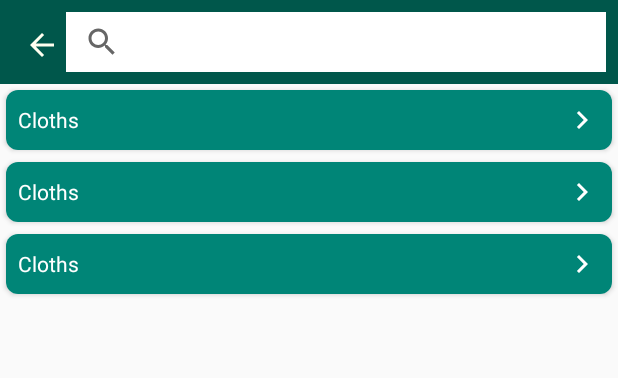
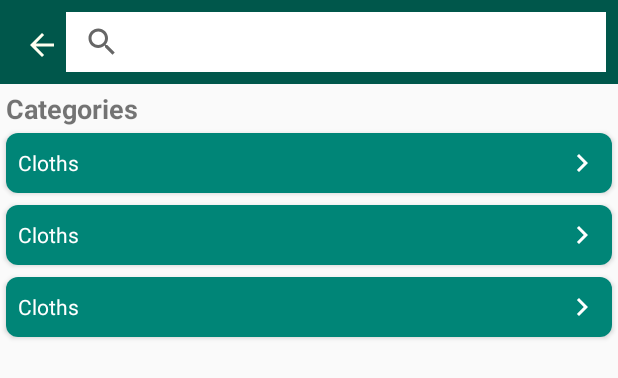
Before and after one commit to zarksalman/Textilemarkeet, an Android app: the layout activity_parent_categories_list.xml on its own in the app's theme, with its tools: preview values and no code run, on a phone screen of 412 x 824 dp. Shown: the top 378 px of the screen. Run offline under Robolectric (Android 15) with nearby library versions, the phone set to English and light mode, and no system bars.

Commit message:
hand over to bilal wikth UI changes

```diff
--- a/app/src/main/java/com/textile/markeet/helpers/AppUtils.kt
+++ b/app/src/main/java/com/textile/markeet/helpers/AppUtils.kt
@@ -1,7 +1,6 @@
 package com.textile.markeet.helpers
 
-import android.widget.Toast
+object AppUtils {
 
-object AppUtils {
-    var mToast: Toast? = null
+
 }
--- a/app/src/main/java/com/textile/markeet/views/activities/MainActivity.kt
+++ b/app/src/main/java/com/textile/markeet/views/activities/MainActivity.kt
@@ -36,6 +36,8 @@ class MainActivity : BaseActivity() {
 
     override fun onCreate(savedInstanceState: Bundle?) {
         super.onCreate(savedInstanceState)
+
+//        setLayout(R.layout.activity_main)
         setContentView(R.layout.activity_main)
         val navView: BottomNavigationView = findViewById(R.id.nav_view)
 
--- a/app/src/main/java/com/textile/markeet/views/activities/ParentCategoriesListActivity.kt
+++ b/app/src/main/java/com/textile/markeet/views/activities/ParentCategoriesListActivity.kt
@@ -47,7 +47,7 @@ class ParentCategoriesListActivity : BaseActivity() {
 
     private fun initUi() {
         sv_ads.queryHint = "Search Everything"
-
+        showProgressBar()
     }
 
     private fun initListeners() {
@@ -78,6 +78,7 @@ class ParentCategoriesListActivity : BaseActivity() {
                     }
                     Log.d(TAG, categoryDataContainer.message)
                 }
+                hideProgressBar()
             })
     }
 
--- a/app/src/main/java/com/textile/markeet/views/activities/SigninActivity.kt
+++ b/app/src/main/java/com/textile/markeet/views/activities/SigninActivity.kt
@@ -66,6 +66,7 @@ class SigninActivity : BaseActivity() {
 
     private fun signinForm() {
 
+        showProgressBar()
         parameters.clear()
         parameters["username"] = userName
         parameters["password"] = userPass
@@ -78,6 +79,8 @@ class SigninActivity : BaseActivity() {
                 Toast.makeText(this@SigninActivity, it.getMessage(), Toast.LENGTH_SHORT).show()
                 Log.d(TAG, it.getMessage())
             }
+
+            hideProgressBar()
         })
     }
 }
--- a/app/src/main/java/com/textile/markeet/views/activities/SignupActivity.kt
+++ b/app/src/main/java/com/textile/markeet/views/activities/SignupActivity.kt
@@ -93,6 +93,7 @@ class SignupActivity : BaseActivity() {
 
     private fun signupForm() {
 
+        showProgressBar()
         parameters.clear()
         parameters["username"] = userName
 //        parameters["phone"] = phone
@@ -110,6 +111,8 @@ class SignupActivity : BaseActivity() {
                     Log.d(TAG, it.getMessage())
                 }
             }
+
+            hideProgressBar()
         })
     }
 }
--- a/app/src/main/res/layout/activity_parent_categories_list.xml
+++ b/app/src/main/res/layout/activity_parent_categories_list.xml
@@ -6,10 +6,18 @@
     android:layout_height="match_parent"
     tools:context=".views.activities.ParentCategoriesListActivity">
 
-    <include
+    <include layout="@layout/m_tool_bar_with_searchbar" />
 
-        android:id="@+id/toolbar"
-        layout="@layout/m_tool_bar_with_searchbar" />
+    <TextView
+
+        android:id="@+id/tv_category_title"
+        android:layout_width="match_parent"
+        android:layout_height="wrap_content"
+        android:layout_margin="4dp"
+        android:text="@string/categories"
+        android:textSize="18sp"
+        android:textStyle="bold"
+        app:layout_constraintTop_toBottomOf="@+id/m_tool_bar" />
 
     <androidx.recyclerview.widget.RecyclerView
 
@@ -19,7 +27,7 @@
         app:layout_constraintBottom_toBottomOf="parent"
         app:layout_constraintEnd_toEndOf="parent"
         app:layout_constraintStart_toStartOf="parent"
-        app:layout_constraintTop_toBottomOf="@+id/toolbar"
+        app:layout_constraintTop_toBottomOf="@+id/tv_category_title"
         tools:listitem="@layout/item_parent_category_layout" />
 
 </androidx.constraintlayout.widget.ConstraintLayout>
--- a/app/src/main/res/layout/m_tool_bar_with_searchbar.xml
+++ b/app/src/main/res/layout/m_tool_bar_with_searchbar.xml
@@ -29,12 +29,13 @@
         android:layout_width="0dp"
         android:layout_height="40dp"
         android:background="@android:color/white"
+        android:iconifiedByDefault="false"
+        android:queryHint="Search Here"
         android:textSize="14sp"
         app:layout_constraintBottom_toBottomOf="parent"
         app:layout_constraintEnd_toEndOf="parent"
         app:layout_constraintStart_toEndOf="@+id/btn_back"
-        app:layout_constraintTop_toTopOf="parent"
-        app:queryHint="Search" />
+        app:layout_constraintTop_toTopOf="parent" />
 
     <androidx.appcompat.widget.AppCompatImageView
 
--- a/app/src/main/res/values/strings.xml
+++ b/app/src/main/res/values/strings.xml
@@ -9,4 +9,5 @@
     <string name="sign_up">Sign Up</string>
     <string name="forget_password">Forget password ?</string>
     <string name="confirm_password">Confirm Password</string>
+    <string name="categories">Categories</string>
 </resources>
```
Also changed, not shown: app/src/main/java/com/textile/markeet/views/activities/BaseActivity.kt (+22 -3 lines).
